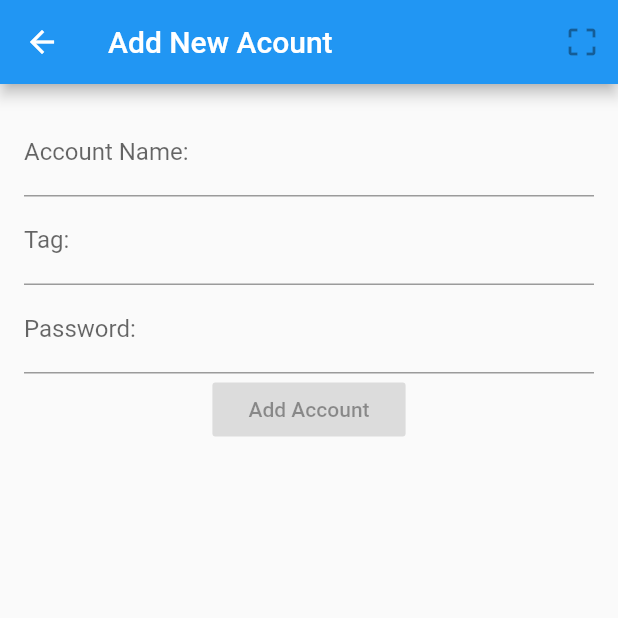
After one commit to liulang203/sec_pass, a Flutter app: the screen it shows after launch, after a tap on the "person add" icon, on a phone screen of 412 x 824 dp, the top half of it. The commit adds this screen. Run offline on Flutter 3.47's test engine with Material 2 defaults, Android fonts, the phone set to English and light mode, and no system bars; our stand-ins replace sqflite; missing offline and left inert: encrypt, secure_string; accounts and stored records are empty.

Commit message:
添加页面。

```diff
--- /dev/null
+++ b/lib/add_account.dart
@@ -0,0 +1,53 @@
+import 'package:flutter/material.dart';
+
+class AddAccountPage extends StatefulWidget {
+  @override
+  _AddAccountState createState() => new _AddAccountState();
+}
+
+class _AddAccountState extends State<AddAccountPage> {
+  @override
+  Widget build(BuildContext context) {
+    return new Scaffold(
+      appBar: new AppBar(
+        title: new Text("Add New Acount"),
+        actions: <Widget>[
+          new IconButton(icon: new Icon(Icons.crop_free), onPressed: null),
+        ],
+      ),
+      body: new Container(
+        padding: const EdgeInsets.all(16.0),
+        child: new Column(
+          crossAxisAlignment: CrossAxisAlignment.start,
+          children: <Widget>[
+            new TextField(
+              decoration: new InputDecoration(
+                hintText: "Enter Your Account Name",
+                labelText: "Account Name:",
+              ),
+            ),
+            new TextField(
+              keyboardType: TextInputType.multiline,
+              decoration: new InputDecoration(
+                hintText: "Tag",
+                labelText: "Tag:",
+              ),
+            ),
+            new TextField(
+              obscureText: true,
+              decoration: new InputDecoration(
+                  hintText: "Password", labelText: "Password:"),
+            ),
+            new Center(
+              child: new RaisedButton(
+                onPressed: null,
+                textTheme: ButtonTextTheme.primary,
+                child: new Text("Add Account"),
+              ),
+            )
+          ],
+        ),
+      ),
+    );
+  }
+}
--- /dev/null
+++ b/lib/app_login.dart
@@ -0,0 +1,17 @@
+import 'package:flutter/material.dart';
+
+final loginPage=new LoginPage();
+
+class LoginPage extends StatefulWidget {
+  @override
+  _LoginPageState createState() => new _LoginPageState();
+}
+
+class _LoginPageState extends State<LoginPage> {
+  @override
+  Widget build(BuildContext context) {
+   return new SimpleDialog(
+      title: new Text('What you typed'),
+    );
+  }
+}
--- /dev/null
+++ b/lib/list_accounts.dart
@@ -0,0 +1,82 @@
+import 'package:flutter/material.dart';
+import 'app_login.dart';
+import 'package:sec_pass/models/sec_account.dart';
+import 'package:sec_pass/data/db_helper.dart';
+
+/// Opens an [AlertDialog] showing what the user typed.
+class ListAccountPage extends StatefulWidget {
+  @override
+  _ListAccountPageState createState() => new _ListAccountPageState();
+}
+
+/// State for [PasswordListWidget] widgets.
+class _ListAccountPageState extends State<ListAccountPage> {
+  final TextEditingController _controller = new TextEditingController();
+  final DbHelper _dbHelper= DbHelper();
+  final List<SecAccount> _accounts= [];
+  @override
+  Widget build(BuildContext context) {
+    _searchAccounts();
+    return new Scaffold(
+      appBar: new AppBar(
+        // There is a input Field for search the passwords
+        title: new TextField(
+          controller: _controller,
+          decoration: new InputDecoration(
+            hintText: 'Search password',
+          ),
+        ),
+        actions: <Widget>[
+          new IconButton(
+              onPressed: () {
+                showDialog(
+                  context: context,
+                  builder: (context) => loginPage,
+                );
+              },
+              icon: new Icon(Icons.search)),
+          new IconButton(
+              onPressed: _accountAdd, icon: new Icon(Icons.person_add)),
+        ],
+      ),
+      body: new ListView.builder(
+        itemBuilder: (context, i) {
+          if (i.isOdd) return new Divider();
+          final index = i ~/ 2;
+          if(index<_accounts.length) {
+            return _listDetail(_accounts[index]);
+          }
+
+        },
+      ),
+    );
+  }
+  Widget _listDetail(SecAccount account){
+    return new Column(
+      crossAxisAlignment: CrossAxisAlignment.start,
+      children: <Widget>[
+        new ListTile(title: new Text("${account.username}"),
+    subtitle: new Text("${account.tag}"),),
+        new ButtonBar(
+          children: <Widget>[
+            new IconButton(icon: new Icon(Icons.pageview),color: Colors.blueAccent, onPressed: null),
+            new IconButton(icon: new Icon(Icons.edit),color: Colors.blueAccent, onPressed: null),
+            new IconButton(icon: new Icon(Icons.delete),color: Colors.deepOrangeAccent, onPressed: null),
+
+          ],
+        )
+      ],
+    );
+  }
+
+  /// add  new account info
+  void _accountAdd() {
+    Navigator.of(context).pushNamed("/addAccount");
+  }
+  void _searchAccounts() async{
+    List<SecAccount> lists = await  _dbHelper.search(_controller.value.text);
+    _accounts.clear();
+    _accounts.addAll(lists);
+
+  }
+}
--- a/lib/main.dart
+++ b/lib/main.dart
@@ -1,6 +1,16 @@
 import 'package:flutter/material.dart';
+import 'add_account.dart';
+import 'list_accounts.dart';
+import 'app_login.dart';
+import 'themes.dart';
 
 void main() => runApp(new MyApp());
+
+final routes = {
+  '/addAccount': (BuildContext context) => new AddAccountPage(),
+  '/login': (BuildContext context) => new LoginPage(),
+  '/': (BuildContext context) => new ListAccountPage(),
+};
 
 class MyApp extends StatelessWidget {
   // This widget is the root of your application.
@@ -8,110 +18,8 @@ class MyApp extends StatelessWidget {
   Widget build(BuildContext context) {
     return new MaterialApp(
       title: 'Security Password',
-      theme: new ThemeData(
-        primarySwatch: Colors.blue,
-      ),
-      home: new PasswordListWidget(),
+      theme: themes,
+      routes: routes,
     );
   }
 }
-
-/// Opens an [AlertDialog] showing what the user typed.
-class PasswordListWidget extends StatefulWidget {
-  PasswordListWidget({Key key}) : super(key: key);
-
-  @override
-  _PasswordListWidgetState createState() => new _PasswordListWidgetState();
-}
-
-/// State for [PasswordListWidget] widgets.
-class _PasswordListWidgetState extends State<PasswordListWidget> {
-  final TextEditingController _controller = new TextEditingController();
-
-  @override
-  Widget build(BuildContext context) {
-    return new Scaffold(
-      appBar: new AppBar(
-        // There is a input Field for search the passwords
-        title: new TextField(
-          controller: _controller,
-          decoration: new InputDecoration(
-            hintText: 'Search password',
-          ),
-        ),
-        actions: <Widget>[
-          new IconButton(
-              onPressed: () {
-                showDialog(
-                  context: context,
-                  builder: (context) => new AlertDialog(
-                        title: new Text('What you typed'),
-                        content: new Text(_controller.text),
-                      ),
-                );
-              },
-              icon: new Icon(Icons.search)),
-          new IconButton(
-              onPressed: _accountAdd, icon: new Icon(Icons.person_add)),
-        ],
-      ),
-      body: new ListView.builder(
-        itemBuilder: (context, i) {
-          if (i.isOdd) return new Divider();
-          return new ListTile(
-            title: new Text("list title ${i.toString()}"),
-          );
-        },
-      ),
-    );
-  }
-
-  /// add  new account info
-  void _accountAdd() {
-    Navigator.of(context).push(new MaterialPageRoute(builder: (context) {
-      return new Scaffold(
-        appBar: new AppBar(
-          title: new Text("Add New Acount"),
-          actions: <Widget>[
-            new IconButton(icon: new Icon(Icons.crop_free), onPressed: null),
-          ],
-        ),
-        body: new Container(
-          padding: const EdgeInsets.all(16.0),
-          child: new Column(
-            crossAxisAlignment: CrossAxisAlignment.start,
-            children: <Widget>[
-              new TextField(
-                decoration: new InputDecoration(
-                  hintText: "Enter Your Account Name",
-                  labelText: "Account Name:",
-                ),
-              ),
-              new TextField(
-                keyboardType: TextInputType.multiline,
-                decoration: new InputDecoration(
-                  hintText: "Tag",
-                  labelText: "Tag:",
-                ),
-              ),
-              new TextField(
-                obscureText: true,
-                decoration: new InputDecoration(
-                    hintText: "Password",
-                    labelText: "Password:"
-                ),
-              ),
-              new Center(
-                child: new RaisedButton(
-                  onPressed: null,
-                  textTheme: ButtonTextTheme.primary,
-                  child: new Text("Add Account"),
-                ),
-              )
-            ],
-          ),
-        ),
-      );
-    }));
-  }
-}
--- /dev/null
+++ b/lib/temp.dart
@@ -0,0 +1,101 @@
+import 'package:flutter/material.dart';
+
+/// Opens an [AlertDialog] showing what the user typed.
+class PasswordListWidget extends StatefulWidget {
+  PasswordListWidget({Key key}) : super(key: key);
+
+  @override
+  _PasswordListWidgetState createState() => new _PasswordListWidgetState();
+}
+
+/// State for [PasswordListWidget] widgets.
+class _PasswordListWidgetState extends State<PasswordListWidget> {
+  final TextEditingController _controller = new TextEditingController();
+
+  @override
+  Widget build(BuildContext context) {
+    return new Scaffold(
+      appBar: new AppBar(
+        // There is a input Field for search the passwords
+        title: new TextField(
+          controller: _controller,
+          decoration: new InputDecoration(
+            hintText: 'Search password',
+          ),
+        ),
+        actions: <Widget>[
+          new IconButton(
+              onPressed: () {
+                showDialog(
+                  context: context,
+                  builder: (context) => new AlertDialog(
+                    title: new Text('What you typed'),
+                    content: new Text(_controller.text),
+                  ),
+                );
+              },
+              icon: new Icon(Icons.search)),
+          new IconButton(
+              onPressed: _accountAdd, icon: new Icon(Icons.person_add)),
+        ],
+      ),
+      body: new ListView.builder(
+        itemBuilder: (context, i) {
+          if (i.isOdd) return new Divider();
+          return new ListTile(
+            title: new Text("list title ${i.toString()}"),
+          );
+        },
+      ),
+    );
+  }
+
+  /// add  new account info
+  void _accountAdd() {
+    Navigator.of(context).push(new MaterialPageRoute(builder: (context) {
+      return new Scaffold(
+        appBar: new AppBar(
+          title: new Text("Add New Acount"),
+          actions: <Widget>[
+            new IconButton(icon: new Icon(Icons.crop_free), onPressed: null),
+          ],
+        ),
+        body: new Container(
+          padding: const EdgeInsets.all(16.0),
+          child: new Column(
+            crossAxisAlignment: CrossAxisAlignment.start,
+            children: <Widget>[
+              new TextField(
+                decoration: new InputDecoration(
+                  hintText: "Enter Your Account Name",
+                  labelText: "Account Name:",
+                ),
+              ),
+              new TextField(
+                keyboardType: TextInputType.multiline,
+                decoration: new InputDecoration(
+                  hintText: "Tag",
+                  labelText: "Tag:",
+                ),
+              ),
+              new TextField(
+                obscureText: true,
+                decoration: new InputDecoration(
+                    hintText: "Password",
+                    labelText: "Password:"
+                ),
+              ),
+              new Center(
+                child: new RaisedButton(
+                  onPressed: null,
+                  textTheme: ButtonTextTheme.primary,
+                  child: new Text("Add Account"),
+                ),
+              )
+            ],
+          ),
+        ),
+      );
+    }));
+  }
+}
--- /dev/null
+++ b/lib/themes.dart
@@ -0,0 +1,6 @@
+import 'package:flutter/material.dart';
+
+final themes = new ThemeData(
+  primarySwatch: Colors.blue,
+
+);
```
